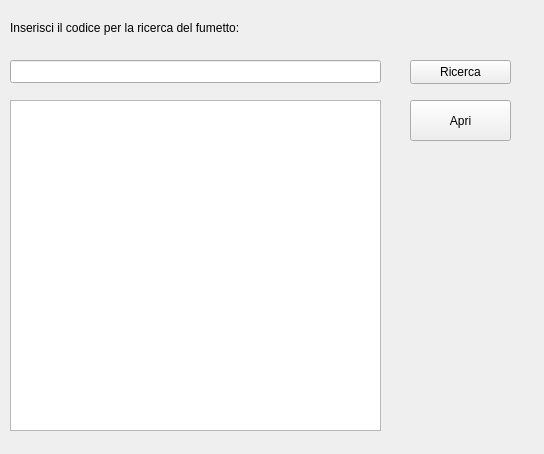
The window that ui/ricerca-fumetti.ui (mikecostanzi/Fumetteria) describes before a commit, drawn with Qt 5.
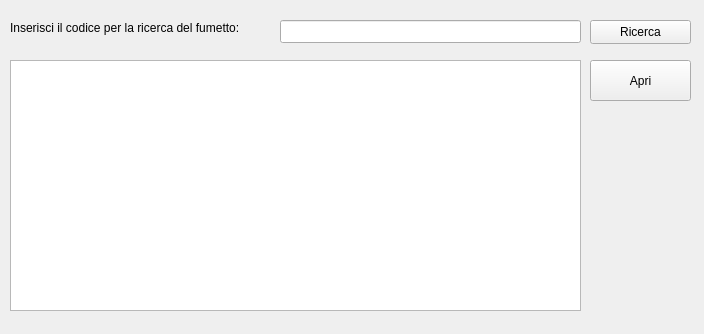
The same window after the commit.

Commit message: alcune modifiche su ricerca

The edit to the form file:
```diff
--- a/ui/ricerca-fumetti.ui
+++ b/ui/ricerca-fumetti.ui
@@ -6,8 +6,8 @@
    <rect>
     <x>0</x>
     <y>0</y>
-    <width>544</width>
-    <height>454</height>
+    <width>704</width>
+    <height>334</height>
    </rect>
   </property>
   <property name="windowTitle">
@@ -16,9 +16,9 @@
   <widget class="QLineEdit" name="line_barra">
    <property name="geometry">
     <rect>
-     <x>10</x>
-     <y>60</y>
-     <width>371</width>
+     <x>280</x>
+     <y>20</y>
+     <width>301</width>
      <height>23</height>
     </rect>
    </property>
@@ -26,8 +26,8 @@
   <widget class="QPushButton" name="btn_ricerca">
    <property name="geometry">
     <rect>
-     <x>410</x>
-     <y>60</y>
+     <x>590</x>
+     <y>20</y>
      <width>101</width>
      <height>24</height>
     </rect>
@@ -41,7 +41,7 @@
     <rect>
      <x>10</x>
      <y>20</y>
-     <width>501</width>
+     <width>261</width>
      <height>16</height>
     </rect>
    </property>
@@ -53,17 +53,17 @@
    <property name="geometry">
     <rect>
      <x>10</x>
-     <y>100</y>
-     <width>371</width>
-     <height>331</height>
+     <y>60</y>
+     <width>571</width>
+     <height>251</height>
     </rect>
    </property>
   </widget>
   <widget class="QPushButton" name="btn_apri">
    <property name="geometry">
     <rect>
-     <x>410</x>
-     <y>100</y>
+     <x>590</x>
+     <y>60</y>
      <width>101</width>
      <height>41</height>
     </rect>
```
Left out of the diff: 2 changed lines with no effect on the pictures. The commit also changes 4 other files.
